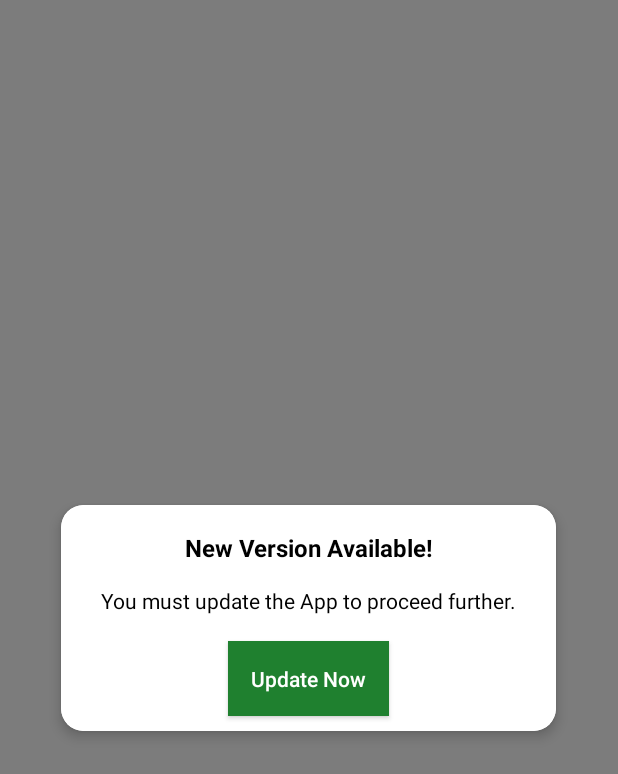
After one commit to MarzooqAbuthagir/kvk, an Android app: the layout alert_app_update.xml on its own in the app's theme, with its tools: preview values and no code run, on a phone screen of 412 x 824 dp. The commit adds this screen. Shown: the top 774 px of the screen. Run offline under Robolectric (Android 15) with nearby library versions, the phone set to English and light mode, and no system bars; network calls fail.

Commit message:
app update version handling

```diff
--- a/app/src/main/java/com/kvknamakkal/Utilis.java
+++ b/app/src/main/java/com/kvknamakkal/Utilis.java
@@ -12,6 +12,12 @@ public class Utilis {
     static Context con;
     // Custom Progress Dialog
     public static ProgressDialog mProgressDialog;
+
+    public static String Api = "https://kvknamakkal.com/";
+
+    public static String appversion = "version.php";
+
+    public static String shareUrl = "https://kvknamakkal.com/app/update.php";
 
     public Utilis(Context con) {
         Utilis.con = con;
--- /dev/null
+++ b/app/src/main/res/layout/alert_app_update.xml
@@ -0,0 +1,68 @@
+<?xml version="1.0" encoding="utf-8"?>
+<LinearLayout xmlns:android="http://schemas.android.com/apk/res/android"
+    android:layout_width="match_parent"
+    android:layout_height="match_parent"
+    xmlns:app="http://schemas.android.com/apk/res-auto"
+    android:layout_gravity="center_vertical|center_horizontal"
+    android:background="#80000000"
+    android:gravity="center"
+    android:orientation="vertical">
+
+
+    <androidx.cardview.widget.CardView
+        android:layout_width="350dp"
+        android:layout_height="wrap_content"
+        app:cardCornerRadius="15dp"
+        app:cardElevation="5dp"
+        app:cardUseCompatPadding="true">
+
+        <LinearLayout
+            android:background="@color/white"
+            android:layout_width="match_parent"
+            android:layout_height="wrap_content"
+            android:orientation="vertical">
+
+            <TextView
+                android:layout_width="wrap_content"
+                android:layout_height="wrap_content"
+                android:layout_gravity="center_horizontal"
+                android:gravity="center"
+                android:layout_marginTop="10dp"
+                android:padding="7dp"
+                android:text="New Version Available!"
+                android:textStyle="bold"
+                android:textColor="@color/black"
+                android:textSize="16dp" />
+
+
+            <TextView
+                android:layout_width="wrap_content"
+                android:layout_height="wrap_content"
+                android:layout_gravity="center_horizontal"
+                android:gravity="center"
+                android:padding="7dp"
+                android:text="You must update the App to proceed further."
+                android:textColor="@color/black"
+                android:textSize="14dp" />
+
+            <Button
+                android:id="@+id/btn_update_now"
+                android:layout_width="wrap_content"
+                android:layout_height="wrap_content"
+                android:text="Update Now"
+                android:layout_gravity="center"
+                android:padding="15dp"
+                android:layout_marginTop="10dp"
+                android:textColor="@color/white"
+                android:textAllCaps="false"
+                android:background="@color/colorPrimary"/>
+
+            <View
+                android:layout_width="match_parent"
+                android:layout_height="10dp"/>
+
+        </LinearLayout>
+
+    </androidx.cardview.widget.CardView>
+
+</LinearLayout>
--- a/app/src/main/res/values/strings.xml
+++ b/app/src/main/res/values/strings.xml
@@ -2,6 +2,8 @@
     <string name="app_name">CRA - Climate Resilient Agriculture</string>
 
     <string name="progresstitle">Loading... Please Wait</string>
+    <string name="somethingwentwrong">Something went wrong</string>
+    <string name="nointernet">Check your Network Connection</string>
 
     <string name="navigation_drawer_open">Open navigation drawer</string>
     <string name="navigation_drawer_close">Close navigation drawer</string>
```
Also changed, not shown: app/build.gradle (+5 -4 lines), app/src/main/AndroidManifest.xml (+6 -5 lines), app/src/main/java/com/kvknamakkal/App.java (added, +36 -0 lines), app/src/main/java/com/kvknamakkal/SplashActivity.java (+119 -5 lines), app/src/main/java/com/kvknamakkal/VolleySingleton.java (added, +88 -0 lines).
